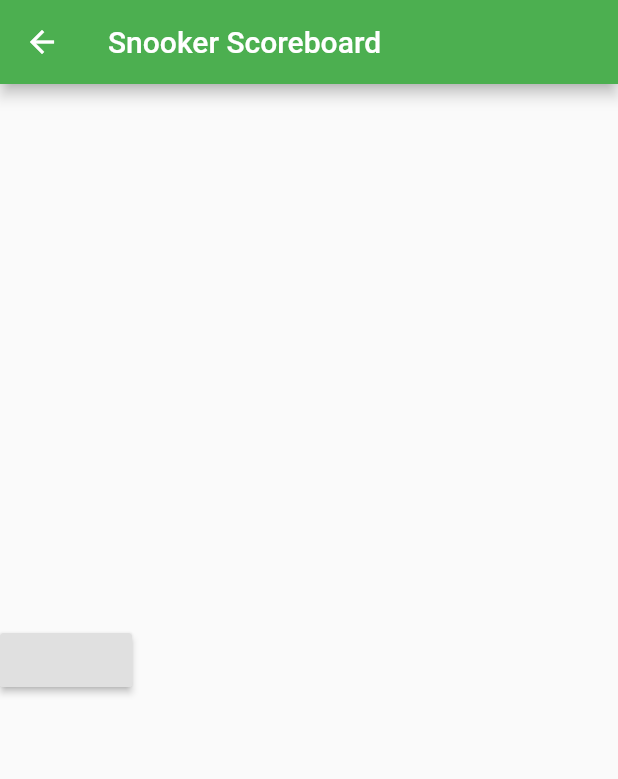
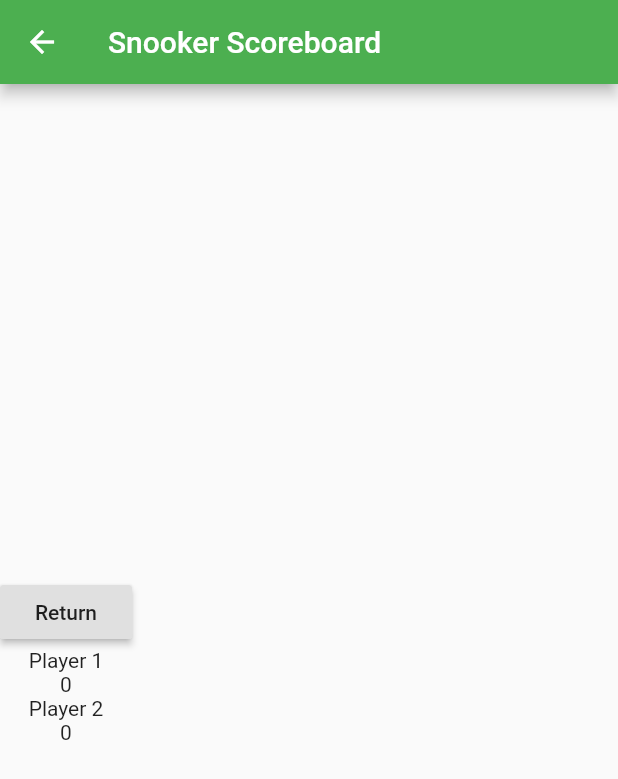
Before and after one commit to SamMalcolm/Snooker-Scorekeeper-Flutter, a Flutter app: the screen it shows after launch, after a tap on "Start Game", on a phone screen of 412 x 824 dp. Shown: the top 779 px of the screen. Run offline on Flutter 3.47's test engine with Material 2 defaults, Android fonts, the phone set to English and light mode, and no system bars.

Commit message:
added state to game component

```diff
--- a/lib/game.dart
+++ b/lib/game.dart
@@ -2,10 +2,17 @@ import 'package:flutter/material.dart';
 import 'main.dart';
 import 'game.class.dart';
 
-class Game extends StatelessWidget {
-  Game({
-    Key key,
-  }) : super(key: key);
+class Game extends StatefulWidget {
+  Game({Key key, this.playerNames, this.playerHandicaps}) : super(key: key);
+
+  final List playerNames;
+  final List playerHandicaps;
+
+  @override
+  _Game createState() => _Game();
+}
+
+class _Game extends State<Game> {
   @override
   Widget build(BuildContext context) {
     return Scaffold(
@@ -16,6 +23,7 @@ class Game extends StatelessWidget {
         mainAxisAlignment: MainAxisAlignment.center,
         children: <Widget>[
           RaisedButton(
+            child: Text('Return'),
             onPressed: () {
               Navigator.push(
                   context,
@@ -25,6 +33,12 @@ class Game extends StatelessWidget {
                   ));
             },
           ),
+          Text(widget.playerNames[0]),
+          if (widget.playerHandicaps != null)
+            Text('${widget.playerHandicaps[0]}'),
+          Text(widget.playerNames[1]),
+          if (widget.playerHandicaps != null)
+            Text('${widget.playerHandicaps[1]}'),
         ],
       ),
     );
--- a/lib/main.dart
+++ b/lib/main.dart
@@ -1,4 +1,5 @@
 import 'package:flutter/material.dart';
+import 'package:flutter/services.dart';
 import 'game.dart';
 
 void main() => runApp(MyApp());
@@ -45,8 +46,8 @@ class MyHomePage extends StatefulWidget {
 }
 
 class _MyHomePageState extends State<MyHomePage> {
-  String player1name = "";
-  String player2name = "";
+  String player1name = "Player 1";
+  String player2name = "Player 2";
 
   int player1Handicap = 0;
   int player2Handicap = 0;
@@ -72,12 +73,24 @@ class _MyHomePageState extends State<MyHomePage> {
             padding: const EdgeInsets.all(8.0),
             child: TextField(
               decoration: InputDecoration(hintText: 'Player 1 Name'),
+              onChanged: (String value) {
+                setState(() {
+                  value = (value != "") ? value : "Player 1";
+                  player1name = value;
+                });
+              },
             ),
           ),
           Padding(
             padding: const EdgeInsets.all(8.0),
             child: TextField(
               decoration: InputDecoration(hintText: 'Player 2 Name'),
+              onChanged: (String value) {
+                setState(() {
+                  value = (value != "") ? value : "Player 2";
+                  player2name = value;
+                });
+              },
             ),
           ),
           Text('Handicapped'),
@@ -90,21 +103,49 @@ class _MyHomePageState extends State<MyHomePage> {
             },
           ),
           if (handicap)
-            Text(
-              'Foul Points Given',
-              style: TextStyle(
-                fontFamily: 'Helvetica Neue',
-                fontSize: 18,
-                color: const Color(0xff707070),
-              ),
-              textAlign: TextAlign.left,
+            Padding(
+              padding: const EdgeInsets.all(8.0),
+              child: TextField(
+                  keyboardType: TextInputType.number,
+                  inputFormatters: <TextInputFormatter>[
+                    FilteringTextInputFormatter.digitsOnly
+                  ],
+                  decoration:
+                      InputDecoration(hintText: player1name + ' handicap'),
+                  onChanged: (String value) {
+                    setState(() {
+                      int newValue;
+                      newValue = int.parse(value);
+                      player1Handicap = newValue;
+                    });
+                  }),
+            ),
+          if (handicap)
+            Padding(
+              padding: const EdgeInsets.all(8.0),
+              child: TextField(
+                  keyboardType: TextInputType.number,
+                  inputFormatters: <TextInputFormatter>[
+                    FilteringTextInputFormatter.digitsOnly
+                  ],
+                  decoration:
+                      InputDecoration(hintText: player2name + ' handicap'),
+                  onChanged: (String value) {
+                    setState(() {
+                      int newValue;
+                      newValue = int.parse(value);
+                      player2Handicap = newValue;
+                    });
+                  }),
             ),
           RaisedButton(
             onPressed: () {
               Navigator.push(
                   context,
                   MaterialPageRoute(
-                    builder: (context) => Game(),
+                    builder: (context) => Game(
+                        playerNames: [player1name, player2name],
+                        playerHandicaps: [player1Handicap, player2Handicap]),
                   ));
             },
             child: const Text('Start Game', style: TextStyle(fontSize: 20)),
```
